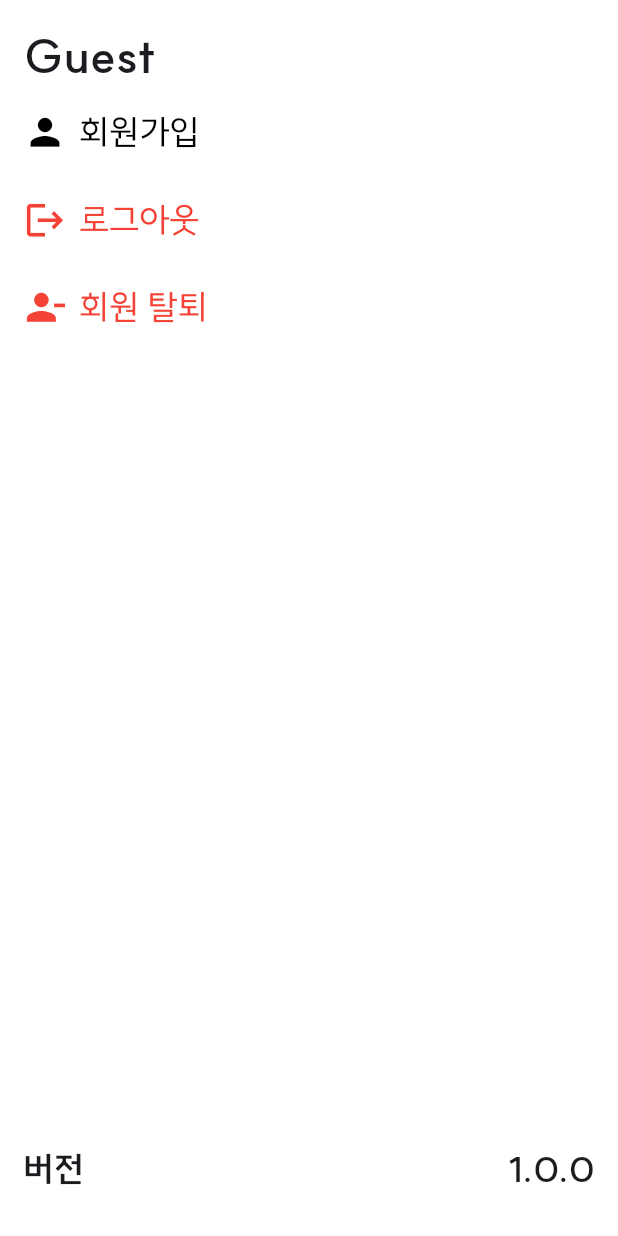
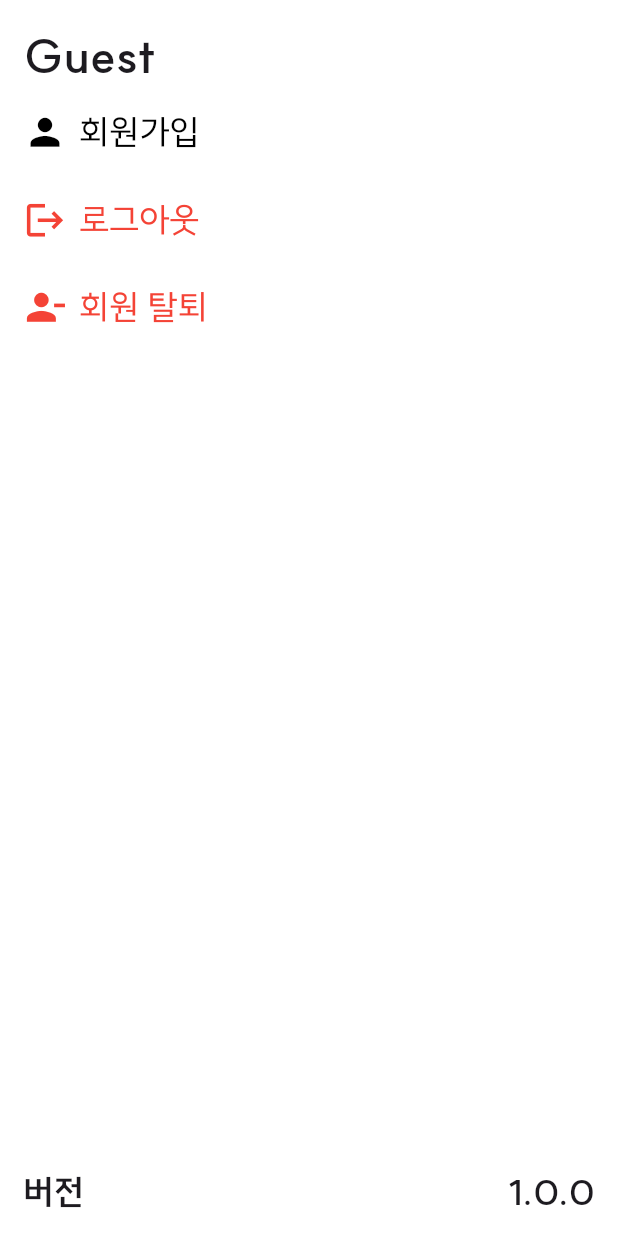
Before and after one commit to oneStar92/sigppang_e, a Flutter app: the SettingScreen screen opened directly, on a phone screen of 412 x 824 dp. Run offline on Flutter 3.47's test engine with Material 3 defaults, Android fonts, the phone set to English and light mode, and no system bars; our stand-ins replace flutter_screenutil, flutter_svg, table_calendar; project files that could hold a hidden picture were left out.

Commit message:
refactor: defaultAppPadding 수정 및 AppBar, BottomNavigationBar Height 추가

```diff
--- a/lib/common/constants/sizes.dart
+++ b/lib/common/constants/sizes.dart
@@ -2,9 +2,11 @@ import 'package:flutter/material.dart';
 import 'package:flutter_screenutil/flutter_screenutil.dart';
 
 final class Sizes {
-  static final defaultAppPadding = REdgeInsets.all(16);
+  static final defaultAppPadding = REdgeInsets.fromLTRB(16, 16, 16, 0);
   static final defaultHorizontalPadding = REdgeInsets.symmetric(horizontal: 8);
   static final defaultBorderRadius = const BorderRadius.all(Radius.circular(10)).r;
+  static const appBarHeight = 50.0;
+  static const bottomNavigationBarHeight = 50.0;
   static final defaultPaddingOfWidth = 8.w;
   static final defaultPaddingOfHeight = 8.h;
   static final separatorHeight = 4.h;
```
